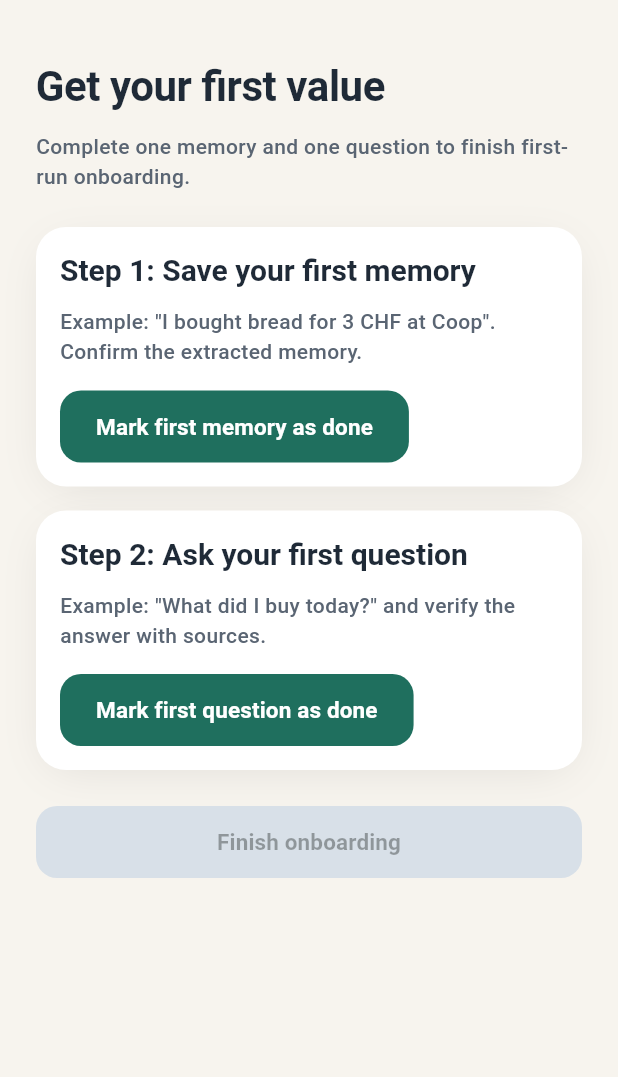
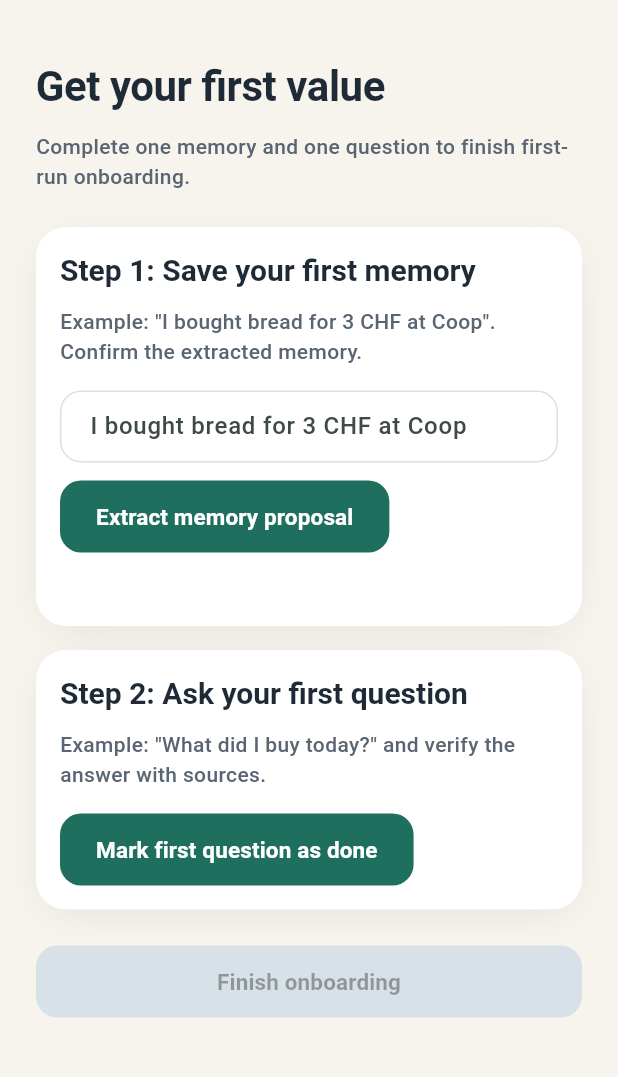
Before and after one commit to trodem/personal_ai_assistant, a Flutter app: the FirstValueOnboardingScreen screen opened directly with empty values, on a phone screen of 412 x 824 dp, the part 61-1138 px from its top. Run offline on Flutter 3.47's test engine with Material 3 defaults, Android fonts, the phone set to English and light mode, and no system bars; our stand-ins replace permission_handler, supabase_flutter; accounts and stored records are empty.

```diff
--- a/mobile/lib/app/features/onboarding/presentation/first_value_onboarding_screen.dart
+++ b/mobile/lib/app/features/onboarding/presentation/first_value_onboarding_screen.dart
@@ -8,15 +8,29 @@ class FirstValueOnboardingScreen extends StatelessWidget {
   const FirstValueOnboardingScreen({
     super.key,
     required this.firstMemoryDone,
+    required this.firstMemoryDraft,
+    required this.firstMemoryProposalReady,
+    required this.firstMemoryError,
+    required this.onFirstMemoryDraftChanged,
+    required this.onPrepareFirstMemoryProposal,
+    required this.onConfirmFirstMemory,
+    required this.onModifyFirstMemory,
+    required this.onCancelFirstMemory,
     required this.firstQuestionDone,
-    required this.onCompleteFirstMemory,
     required this.onCompleteFirstQuestion,
     required this.onFinish,
   });
 
   final bool firstMemoryDone;
+  final String firstMemoryDraft;
+  final bool firstMemoryProposalReady;
+  final String? firstMemoryError;
+  final ValueChanged<String> onFirstMemoryDraftChanged;
+  final VoidCallback onPrepareFirstMemoryProposal;
+  final VoidCallback onConfirmFirstMemory;
+  final VoidCallback onModifyFirstMemory;
+  final VoidCallback onCancelFirstMemory;
   final bool firstQuestionDone;
-  final VoidCallback onCompleteFirstMemory;
   final VoidCallback onCompleteFirstQuestion;
   final VoidCallback onFinish;
 
@@ -46,11 +60,77 @@ class FirstValueOnboardingScreen extends StatelessWidget {
                   "Example: \"I bought bread for 3 CHF at Coop\". Confirm the extracted memory.",
                 ),
                 const SizedBox(height: AppSpacing.md),
+                TextField(
+                  key: const Key("onboarding-memory-input"),
+                  decoration: const InputDecoration(
+                    hintText: "I bought bread for 3 CHF at Coop",
+                  ),
+                  onChanged: onFirstMemoryDraftChanged,
+                ),
+                const SizedBox(height: AppSpacing.sm),
                 AppPrimaryButton(
-                  key: const Key("onboarding-first-memory-button"),
-                  label: firstMemoryDone ? "First memory completed" : "Mark first memory as done",
-                  onPressed: firstMemoryDone ? null : onCompleteFirstMemory,
+                  key: const Key("onboarding-memory-extract-button"),
+                  label: firstMemoryDone
+                      ? "First memory completed"
+                      : "Extract memory proposal",
+                  onPressed: firstMemoryDone ? null : onPrepareFirstMemoryProposal,
                 ),
+                if (firstMemoryError != null) ...<Widget>[
+                  const SizedBox(height: AppSpacing.sm),
+                  Text(
+                    firstMemoryError!,
+                    style: TextStyle(color: Colors.red.shade700),
+                  ),
+                ],
+                if (firstMemoryProposalReady) ...<Widget>[
+                  const SizedBox(height: AppSpacing.md),
+                  AppSurfaceCard(
+                    child: Column(
+                      crossAxisAlignment: CrossAxisAlignment.start,
+                      children: <Widget>[
+                        Text(
+                          "Memory proposal",
+                          style: Theme.of(context).textTheme.titleLarge,
+                        ),
+                        const SizedBox(height: AppSpacing.xs),
+                        Text("Text: $firstMemoryDraft"),
+                        const SizedBox(height: AppSpacing.xs),
+                        const Text("Actions: Confirm / Modify / Cancel"),
+                        const SizedBox(height: AppSpacing.md),
+                        Wrap(
+                          spacing: AppSpacing.sm,
+                          runSpacing: AppSpacing.sm,
+                          children: <Widget>[
+                            SizedBox(
+                              width: 120,
+                              child: AppPrimaryButton(
+                                key: const Key("onboarding-memory-confirm-button"),
+                                label: "Confirm",
+                                onPressed: onConfirmFirstMemory,
+                              ),
+                            ),
+                            SizedBox(
+                              width: 120,
+                              child: AppPrimaryButton(
+                                key: const Key("onboarding-memory-modify-button"),
+                                label: "Modify",
+                                onPressed: onModifyFirstMemory,
+                              ),
+                            ),
+                            SizedBox(
+                              width: 120,
+                              child: AppPrimaryButton(
+                                key: const Key("onboarding-memory-cancel-button"),
+                                label: "Cancel",
+                                onPressed: onCancelFirstMemory,
+                              ),
+                            ),
+                          ],
+                        ),
+                      ],
+                    ),
+                  ),
+                ],
               ],
             ),
           ),
```
Also changed, not shown: mobile/lib/app/features/onboarding/application/onboarding_controller.dart (+47 -0 lines), mobile/lib/app/presentation/app_root.dart (+10 -1 lines), 7 other files.
